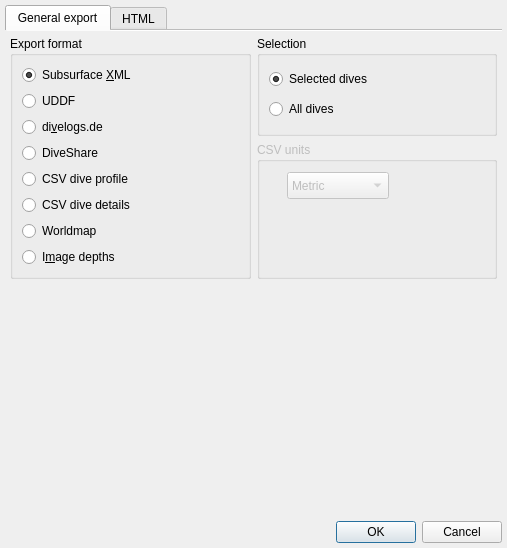
This is desktop-widgets/divelogexportdialog.ui in subsurface/subsurface as Qt 5 draws it before an edit. The edited form follows.
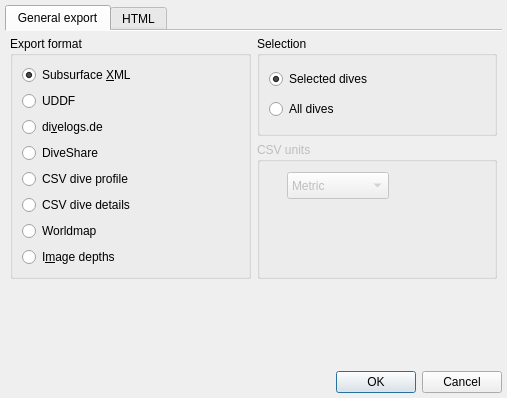
This is the edited form. Icons and pictures are not drawn.

Commit message: Shrink the size of export dialog

Diff of the .ui file:
```diff
--- a/desktop-widgets/divelogexportdialog.ui
+++ b/desktop-widgets/divelogexportdialog.ui
@@ -7,7 +7,7 @@
     <x>0</x>
     <y>0</y>
     <width>507</width>
-    <height>548</height>
+    <height>398</height>
    </rect>
   </property>
   <property name="windowTitle">
@@ -67,13 +67,13 @@
          <property name="minimumSize">
           <size>
            <width>0</width>
-           <height>100</height>
+           <height>50</height>
           </size>
          </property>
          <property name="maximumSize">
           <size>
            <width>16777215</width>
-           <height>100</height>
+           <height>50</height>
           </size>
          </property>
          <property name="text">
```
